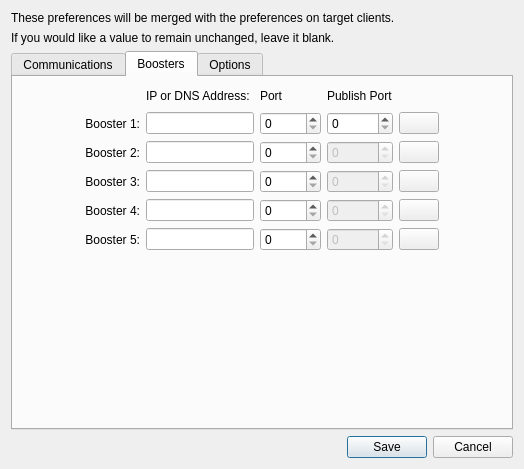
fw-dev/translations, file QtSuperPrefsEditor/prefseditordlg.ui: the form before one commit.
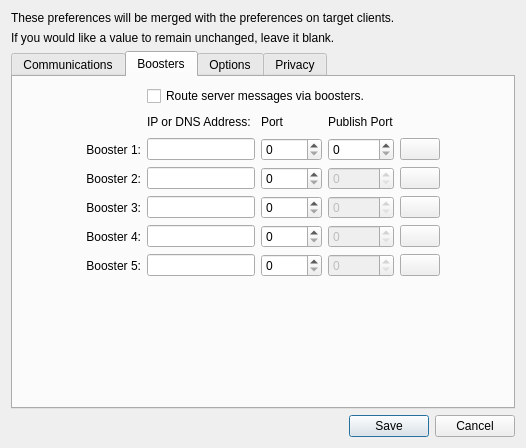
The form after the commit. The open tabs and pages were chosen to show the change. Custom widgets are drawn as their Qt base class.

What changed in the file:
```diff
--- a/QtSuperPrefsEditor/prefseditordlg.ui
+++ b/QtSuperPrefsEditor/prefseditordlg.ui
@@ -6,8 +6,8 @@
    <rect>
     <x>0</x>
     <y>0</y>
-    <width>524</width>
-    <height>469</height>
+    <width>526</width>
+    <height>448</height>
    </rect>
   </property>
   <property name="windowTitle">
@@ -174,11 +174,6 @@
        </item>
        <item row="6" column="3">
         <widget class="QLabel" name="smallLabelVNCSrvPort">
-         <property name="font">
-          <font>
-           <pointsize>13</pointsize>
-          </font>
-         </property>
          <property name="text">
           <string>ex. 20031</string>
          </property>
@@ -226,11 +221,6 @@
        </item>
        <item row="5" column="3">
         <widget class="QLabel" name="smallLabelVNCRelayPort">
-         <property name="font">
-          <font>
-           <pointsize>13</pointsize>
-          </font>
-         </property>
          <property name="text">
           <string>ex. 20030</string>
          </property>
@@ -297,11 +287,6 @@
        </item>
        <item row="2" column="3">
         <widget class="QLabel" name="smallLabelSrvPubPort">
-         <property name="font">
-          <font>
-           <pointsize>13</pointsize>
-          </font>
-         </property>
          <property name="text">
           <string>ex. 20005</string>
          </property>
@@ -314,43 +299,27 @@
        <string>Boosters</string>
       </attribute>
       <layout class="QGridLayout" name="gridLayout_2">
-       <item row="6" column="3">
-        <widget class="QSpinBox" name="spinBoxBoosterPort5">
-         <property name="specialValueText">
-          <string/>
+       <item row="4" column="4">
+        <widget class="QSpinBox" name="boosterPubPort2">
+         <property name="enabled">
+          <bool>false</bool>
          </property>
          <property name="maximum">
           <number>65535</number>
          </property>
         </widget>
        </item>
-       <item row="0" column="3">
-        <widget class="QLabel" name="label_12">
-         <property name="text">
-          <string>Port</string>
+       <item row="6" column="4">
+        <widget class="QSpinBox" name="boosterPubPort4">
+         <property name="enabled">
+          <bool>false</bool>
          </property>
-        </widget>
-       </item>
-       <item row="5" column="2">
-        <widget class="QLineEdit" name="lineEditBoosterAddress4"/>
-       </item>
-       <item row="3" column="2">
-        <widget class="QLineEdit" name="lineEditBoosterAddress2"/>
-       </item>
-       <item row="1" column="3">
-        <widget class="QSpinBox" name="spinBoxBoosterPort1">
-         <property name="specialValueText">
-          <string/>
-         </property>
          <property name="maximum">
           <number>65535</number>
          </property>
         </widget>
        </item>
-       <item row="1" column="2">
-        <widget class="QLineEdit" name="lineEditBoosterAddress1"/>
-       </item>
-       <item row="4" column="1">
+       <item row="5" column="1">
         <widget class="QLabel" name="label_15">
          <property name="text">
           <string>Booster 3:</string>
@@ -363,23 +332,46 @@
          </property>
         </widget>
        </item>
-       <item row="4" column="2">
+       <item row="4" column="5">
+        <widget class="BonjourServiceView" name="bonjourViewBooster2">
+         <property name="sizePolicy">
+          <sizepolicy hsizetype="Fixed" vsizetype="Fixed">
+           <horstretch>0</horstretch>
+           <verstretch>0</verstretch>
+          </sizepolicy>
+         </property>
+         <property name="text">
+          <string/>
+         </property>
+        </widget>
+       </item>
+       <item row="5" column="2">
         <widget class="QLineEdit" name="lineEditBoosterAddress3"/>
        </item>
-       <item row="3" column="1">
-        <widget class="QLabel" name="label_14">
+       <item row="2" column="2">
+        <widget class="QLineEdit" name="lineEditBoosterAddress1"/>
+       </item>
+       <item row="7" column="3">
+        <widget class="QSpinBox" name="spinBoxBoosterPort5">
+         <property name="specialValueText">
+          <string/>
+         </property>
+         <property name="maximum">
+          <number>65535</number>
+         </property>
+        </widget>
+       </item>
+       <item row="1" column="3">
+        <widget class="QLabel" name="label_12">
          <property name="text">
-          <string>Booster 2:</string>
-         </property>
-         <property name="alignment">
-          <set>Qt::AlignRight|Qt::AlignTrailing|Qt::AlignVCenter</set>
-         </property>
-         <property name="buddy">
-          <cstring>lineEditBoosterAddress2</cstring>
+          <string>Port</string>
          </property>
         </widget>
        </item>
-       <item row="1" column="5">
+       <item row="6" column="2">
+        <widget class="QLineEdit" name="lineEditBoosterAddress4"/>
+       </item>
+       <item row="2" column="5">
         <widget class="BonjourServiceView" name="bonjourViewBooster1">
          <property name="sizePolicy">
           <sizepolicy hsizetype="Fixed" vsizetype="Fixed">
@@ -392,10 +384,47 @@
          </property>
         </widget>
        </item>
-       <item row="6" column="2">
-        <widget class="QLineEdit" name="lineEditBoosterAddress5"/>
+       <item row="7" column="4">
+        <widget class="QSpinBox" name="boosterPubPort5">
+         <property name="enabled">
+          <bool>false</bool>
+         </property>
+         <property name="maximum">
+          <number>65535</number>
+         </property>
+        </widget>
        </item>
-       <item row="6" column="1">
+       <item row="1" column="4">
+        <widget class="QLabel" name="label_33">
+         <property name="text">
+          <string>Publish Port</string>
+         </property>
+        </widget>
+       </item>
+       <item row="8" column="2">
+        <spacer name="verticalSpacer">
+         <property name="orientation">
+          <enum>Qt::Vertical</enum>
+         </property>
+         <property name="sizeHint" stdset="0">
+          <size>
+           <width>20</width>
+           <height>1</height>
+          </size>
+         </property>
+        </spacer>
+       </item>
+       <item row="4" column="3">
+        <widget class="QSpinBox" name="spinBoxBoosterPort2">
+         <property name="specialValueText">
+          <string/>
+         </property>
+         <property name="maximum">
+          <number>65535</number>
+         </property>
+        </widget>
+       </item>
+       <item row="7" column="1">
         <widget class="QLabel" name="label_17">
          <property name="text">
           <string>Booster 5:</string>
@@ -408,7 +437,7 @@
          </property>
         </widget>
        </item>
-       <item row="5" column="1">
+       <item row="6" column="1">
         <widget class="QLabel" name="label_16">
          <property name="text">
           <string>Booster 4:</string>
@@ -421,7 +450,7 @@
          </property>
         </widget>
        </item>
-       <item row="0" column="6">
+       <item row="1" column="6">
         <spacer name="horizontalSpacer_5">
          <property name="orientation">
           <enum>Qt::Horizontal</enum>
@@ -434,27 +463,7 @@
          </property>
         </spacer>
        </item>
-       <item row="3" column="3">
-        <widget class="QSpinBox" name="spinBoxBoosterPort2">
-         <property name="specialValueText">
-          <string/>
-         </property>
-         <property name="maximum">
-          <number>65535</number>
-         </property>
-        </widget>
-       </item>
        <item row="5" column="3">
-        <widget class="QSpinBox" name="spinBoxBoosterPort4">
-         <property name="specialValueText">
-          <string/>
-         </property>
-         <property name="maximum">
-          <number>65535</number>
-         </property>
-        </widget>
-       </item>
-       <item row="4" column="3">
         <widget class="QSpinBox" name="spinBoxBoosterPort3">
          <property name="specialValueText">
           <string/>
@@ -464,7 +473,17 @@
          </property>
         </widget>
        </item>
-       <item row="6" column="5">
+       <item row="6" column="3">
+        <widget class="QSpinBox" name="spinBoxBoosterPort4">
+         <property name="specialValueText">
+          <string/>
+         </property>
+         <property name="maximum">
+          <number>65535</number>
+         </property>
+        </widget>
+       </item>
+       <item row="7" column="5">
         <widget class="BonjourServiceView" name="bonjourViewBooster5">
          <property name="sizePolicy">
           <sizepolicy hsizetype="Fixed" vsizetype="Fixed">
@@ -477,46 +496,27 @@
          </property>
         </widget>
        </item>
-       <item row="5" column="5">
-        <widget class="BonjourServiceView" name="bonjourViewBooster4">
-         <property name="sizePolicy">
-          <sizepolicy hsizetype="Fixed" vsizetype="Fixed">
-           <horstretch>0</horstretch>
-           <verstretch>0</verstretch>
-          </sizepolicy>
+       <item row="1" column="0">
+        <spacer name="horizontalSpacer_6">
+         <property name="orientation">
+          <enum>Qt::Horizontal</enum>
          </property>
-         <property name="text">
-          <string/>
+         <property name="sizeHint" stdset="0">
+          <size>
+           <width>1</width>
+           <height>20</height>
+          </size>
          </property>
-        </widget>
+        </spacer>
        </item>
-       <item row="3" column="5">
-        <widget class="BonjourServiceView" name="bonjourViewBooster2">
-         <property name="sizePolicy">
-          <sizepolicy hsizetype="Fixed" vsizetype="Fixed">
-           <horstretch>0</horstretch>
-           <verstretch>0</verstretch>
-          </sizepolicy>
+       <item row="2" column="4">
+        <widget class="QSpinBox" name="boosterPubPort1">
+         <property name="maximum">
+          <number>65535</number>
          </property>
-         <property name="text">
-          <string/>
-         </property>
         </widget>
        </item>
-       <item row="4" column="5">
-        <widget class="BonjourServiceView" name="bonjourViewBooster3">
-         <property name="sizePolicy">
-          <sizepolicy hsizetype="Fixed" vsizetype="Fixed">
-           <horstretch>0</horstretch>
-           <verstretch>0</verstretch>
-          </sizepolicy>
-         </property>
-         <property name="text">
-          <string/>
-         </property>
-        </widget>
-       </item>
-       <item row="1" column="1">
+       <item row="2" column="1">
         <widget class="QLabel" name="label_13">
          <property name="text">
           <string>Booster 1:</string>
@@ -529,90 +529,85 @@
          </property>
         </widget>
        </item>
-       <item row="0" column="2">
+       <item row="5" column="4">
+        <widget class="QSpinBox" name="boosterPubPort3">
+         <property name="enabled">
+          <bool>false</bool>
+         </property>
+         <property name="maximum">
+          <number>65535</number>
+         </property>
+        </widget>
+       </item>
+       <item row="7" column="2">
+        <widget class="QLineEdit" name="lineEditBoosterAddress5"/>
+       </item>
+       <item row="4" column="1">
+        <widget class="QLabel" name="label_14">
+         <property name="text">
+          <string>Booster 2:</string>
+         </property>
+         <property name="alignment">
+          <set>Qt::AlignRight|Qt::AlignTrailing|Qt::AlignVCenter</set>
+         </property>
+         <property name="buddy">
+          <cstring>lineEditBoosterAddress2</cstring>
+         </property>
+        </widget>
+       </item>
+       <item row="6" column="5">
+        <widget class="BonjourServiceView" name="bonjourViewBooster4">
+         <property name="sizePolicy">
+          <sizepolicy hsizetype="Fixed" vsizetype="Fixed">
+           <horstretch>0</horstretch>
+           <verstretch>0</verstretch>
+          </sizepolicy>
+         </property>
+         <property name="text">
+          <string/>
+         </property>
+        </widget>
+       </item>
+       <item row="1" column="2">
         <widget class="QLabel" name="label_11">
          <property name="text">
           <string>IP or DNS Address:</string>
          </property>
         </widget>
        </item>
-       <item row="7" column="2">
-        <spacer name="verticalSpacer">
-         <property name="orientation">
-          <enum>Qt::Vertical</enum>
+       <item row="5" column="5">
+        <widget class="BonjourServiceView" name="bonjourViewBooster3">
+         <property name="sizePolicy">
+          <sizepolicy hsizetype="Fixed" vsizetype="Fixed">
+           <horstretch>0</horstretch>
+           <verstretch>0</verstretch>
+          </sizepolicy>
          </property>
-         <property name="sizeHint" stdset="0">
-          <size>
-           <width>20</width>
-           <height>1</height>
-          </size>
+         <property name="text">
+          <string/>
          </property>
-        </spacer>
-       </item>
-       <item row="0" column="0">
-        <spacer name="horizontalSpacer_6">
-         <property name="orientation">
-          <enum>Qt::Horizontal</enum>
-         </property>
-         <property name="sizeHint" stdset="0">
-          <size>
-           <width>1</width>
-           <height>20</height>
-          </size>
-         </property>
-        </spacer>
-       </item>
-       <item row="1" column="4">
-        <widget class="QSpinBox" name="boosterPubPort1">
-         <property name="maximum">
-          <number>65535</number>
-         </property>
         </widget>
        </item>
-       <item row="3" column="4">
-        <widget class="QSpinBox" name="boosterPubPort2">
-         <property name="enabled">
-          <bool>false</bool>
-         </property>
-         <property name="maximum">
-          <number>65535</number>
-         </property>
-        </widget>
+       <item row="4" column="2">
+        <widget class="QLineEdit" name="lineEditBoosterAddress2"/>
        </item>
-       <item row="4" column="4">
-        <widget class="QSpinBox" name="boosterPubPort3">
-         <property name="enabled">
-          <bool>false</bool>
+       <item row="2" column="3">
+        <widget class="QSpinBox" name="spinBoxBoosterPort1">
+         <property name="specialValueText">
+          <string/>
          </property>
          <property name="maximum">
           <number>65535</number>
          </property>
         </widget>
        </item>
-       <item row="5" column="4">
-        <widget class="QSpinBox" name="boosterPubPort4">
-         <property name="enabled">
-          <bool>false</bool>
-         </property>
-         <property name="maximum">
-          <number>65535</number>
-         </property>
-        </widget>
-       </item>
-       <item row="6" column="4">
-        <widget class="QSpinBox" name="boosterPubPort5">
-         <property name="enabled">
-          <bool>false</bool>
-         </property>
-         <property name="maximum">
-          <number>65535</number>
-         </property>
-        </widget>
-       </item>
-       <item row="0" column="4">
-        <widget class="QLabel" name="label_33">
+       <item row="0" column="2" colspan="3">
+        <widget class="QCheckBox" name="boosterRouting">
          <property name="text">
-          <string>Publish Port</string>
+          <string>Route server messages via boosters.</string>
+         </property>
+         <property name="tristate">
+          <bool>true</bool>
          </property>
         </widget>
        </item>
@@ -623,17 +618,7 @@
        <string>Options</string>
       </attribute>
       <layout class="QGridLayout" name="gridLayout_3">
-       <item row="0" column="2">
-        <widget class="QSpinBox" name="spinBoxDebugLevel">
-         <property name="specialValueText">
-          <string>_</string>
-         </property>
-         <property name="minimum">
-          <number>9</number>
-         </property>
-        </widget>
-       </item>
-       <item row="9" column="1">
+       <item row="7" column="1">
         <spacer name="verticalSpacer_2">
          <property name="orientation">
           <enum>Qt::Vertical</enum>
@@ -646,56 +631,50 @@
          </property>
         </spacer>
        </item>
-       <item row="7" column="1">
-        <widget class="QLabel" name="label_31">
-         <property name="text">
-          <string>Managed remote control:</string>
+       <item row="4" column="2" colspan="2">
+        <widget class="QLineEdit" name="lineEditPassword">
+         <property name="echoMode">
+          <enum>QLineEdit::Password</enum>
          </property>
-         <property name="alignment">
-          <set>Qt::AlignRight|Qt::AlignTrailing|Qt::AlignVCenter</set>
-         </property>
         </widget>
        </item>
-       <item row="0" column="0">
-        <spacer name="horizontalSpacer">
-         <property name="orientation">
-          <enum>Qt::Horizontal</enum>
+       <item row="3" column="3">
+        <widget class="QLabel" name="label_26">
+         <property name="text">
+          <string>MB</string>
          </property>
-         <property name="sizeHint" stdset="0">
-          <size>
-           <width>1</width>
-           <height>20</height>
-          </size>
-         </property>
-        </spacer>
+        </widget>
        </item>
-       <item row="0" column="1">
-        <widget class="QLabel" name="label_18">
+       <item row="2" column="3">
+        <widget class="QLabel" name="label_25">
          <property name="text">
-          <string>Debug Level:</string>
+          <string>minutes</string>
          </property>
-         <property name="alignment">
-          <set>Qt::AlignRight|Qt::AlignTrailing|Qt::AlignVCenter</set>
-         </property>
         </widget>
        </item>
-       <item row="2" column="1">
-        <widget class="QLabel" name="label_19">
+       <item row="6" column="1">
+        <widget class="QLabel" name="label_23">
          <property name="text">
-          <string>File Check Interval:</string>
+          <string>Priority:</string>
          </property>
          <property name="alignment">
           <set>Qt::AlignRight|Qt::AlignTrailing|Qt::AlignVCenter</set>
          </property>
         </widget>
        </item>
-       <item row="3" column="1">
-        <widget class="QLabel" name="label_20">
-         <property name="text">
-          <string>Free Space Margin:</string>
+       <item row="6" column="2">
+        <widget class="QSpinBox" name="spinBoxPriority">
+         <property name="specialValueText">
+          <string>_</string>
          </property>
-         <property name="alignment">
-          <set>Qt::AlignRight|Qt::AlignTrailing|Qt::AlignVCenter</set>
+         <property name="minimum">
+          <number>-21</number>
+         </property>
+         <property name="maximum">
+          <number>20</number>
+         </property>
+         <property name="value">
+          <number>-21</number>
          </property>
         </widget>
        </item>
@@ -719,38 +698,18 @@
          </property>
         </widget>
        </item>
-       <item row="6" column="1">
-        <widget class="QLabel" name="label_23">
-         <property name="text">
-          <string>Priority:</string>
+       <item row="0" column="4">
+        <spacer name="horizontalSpacer_2">
+         <property name="orientation">
+          <enum>Qt::Horizontal</enum>
          </property>
-         <property name="alignment">
-          <set>Qt::AlignRight|Qt::AlignTrailing|Qt::AlignVCenter</set>
+         <property name="sizeHint" stdset="0">
+          <size>
+           <width>1</width>
+           <height>20</height>
+          </size>
          </property>
-        </widget>
-       </item>
-       <item row="2" column="2">
-        <widget class="QSpinBox" name="spinBoxFileCheckInterval">
-         <property name="specialValueText">
-          <string>_</string>
-         </property>
-         <property name="minimum">
-          <number>14</number>
-         </property>
-         <property name="maximum">
-          <number>43200</number>
-         </property>
-         <property name="value">
-          <number>14</number>
-         </property>
-        </widget>
-       </item>
-       <item row="2" column="3">
-        <widget class="QLabel" name="label_25">
-         <property name="text">
-          <string>minutes</string>
-         </property>
-        </widget>
+        </spacer>
        </item>
        <item row="3" column="2">
         <widget class="QSpinBox" name="spinBoxFreeSpaceMargin">
@@ -765,6 +724,22 @@
          </property>
         </widget>
        </item>
+       <item row="2" column="2">
+        <widget class="QSpinBox" name="spinBoxFileCheckInterval">
+         <property name="specialValueText">
+          <string>_</string>
+         </property>
+         <property name="minimum">
+          <number>14</number>
+         </property>
+         <property name="maximum">
+          <number>43200</number>
+         </property>
+         <property name="value">
+          <number>14</number>
+         </property>
+        </widget>
+       </item>
        <item row="5" column="2" colspan="2">
         <widget class="QLineEdit" name="lineEditVerifyPassword">
          <property name="echoMode">
@@ -772,38 +747,48 @@
          </property>
         </widget>
        </item>
-       <item row="3" column="3">
-        <widget class="QLabel" name="label_26">
+       <item row="2" column="1">
+        <widget class="QLabel" name="label_19">
          <property name="text">
-          <string>MB</string>
+          <string>File Check Interval:</string>
          </property>
+         <property name="alignment">
+          <set>Qt::AlignRight|Qt::AlignTrailing|Qt::AlignVCenter</set>
+         </property>
         </widget>
        </item>
-       <item row="4" column="2" colspan="2">
-        <widget class="QLineEdit" name="lineEditPassword">
-         <property name="echoMode">
-          <enum>QLineEdit::Password</enum>
+       <item row="3" column="1">
+        <widget class="QLabel" name="label_20">
+         <property name="text">
+          <string>Free Space Margin:</string>
          </property>
+         <property name="alignment">
+          <set>Qt::AlignRight|Qt::AlignTrailing|Qt::AlignVCenter</set>
+         </property>
         </widget>
        </item>
-       <item row="6" column="2">
-        <widget class="QSpinBox" name="spinBoxPriority">
+       <item row="0" column="1">
+        <widget class="QLabel" name="label_18">
+         <property name="text">
+          <string>Debug Level:</string>
+         </property>
+         <property name="alignment">
+          <set>Qt::AlignRight|Qt::AlignTrailing|Qt::AlignVCenter</set>
+         </property>
+        </widget>
+       </item>
+       <item row="0" column="2">
+        <widget class="QSpinBox" name="spinBoxDebugLevel">
          <property name="specialValueText">
           <string>_</string>
          </property>
          <property name="minimum">
-          <number>-21</number>
-         </property>
-         <property name="maximum">
-          <number>20</number>
-         </property>
-         <property name="value">
-          <number>-21</number>
+          <number>9</number>
          </property>
         </widget>
        </item>
-       <item row="0" column="4">
-        <spacer name="horizontalSpacer_2">
+       <item row="0" column="0">
+        <spacer name="horizontalSpacer">
          <property name="orientation">
           <enum>Qt::Horizontal</enum>
          </property>
@@ -815,35 +800,116 @@
          </property>
         </spacer>
        </item>
-       <item row="8" column="1">
-        <widget class="QLabel" name="label_32">
-         <property name="text">
-          <string>Prompt client for remote control access:</string>
+      </layout>
+     </widget>
+     <widget class="QWidget" name="tab_4">
+      <attribute name="title">
+       <string>Privacy</string>
+      </attribute>
+      <layout class="QVBoxLayout" name="verticalLayout_2">
+       <item>
+        <widget class="QGroupBox" name="groupBox">
+         <property name="title">
+          <string>Personal Data</string>
          </property>
-         <property name="alignment">
-          <set>Qt::AlignRight|Qt::AlignTrailing|Qt::AlignVCenter</set>
-         </property>
+         <layout class="QGridLayout" name="gridLayout_5">
+          <item row="2" column="2">
+           <spacer name="horizontalSpacer_7">
+            <property name="orientation">
+             <enum>Qt::Horizontal</enum>
+            </property>
+            <property name="sizeHint" stdset="0">
+             <size>
+              <width>40</width>
+              <height>20</height>
+             </size>
+            </property>
+           </spacer>
+          </item>
+          <item row="2" column="0">
+           <widget class="QLabel" name="label_29">
+            <property name="text">
+             <string>Location refresh interval:</string>
+            </property>
+           </widget>
+          </item>
+          <item row="1" column="0" colspan="2">
+           <widget class="QCheckBox" name="disablePersonalData">
+            <property name="text">
+             <string>Disable personal data collection</string>
+            </property>
+            <property name="tristate">
+             <bool>true</bool>
+            </property>
+           </widget>
+          </item>
+          <item row="2" column="1">
+           <widget class="QComboBox" name="cbLocationRefresh"/>
+          </item>
+          <item row="0" column="0" colspan="3">
+           <widget class="QLabel" name="label_27">
+            <property name="text">
+             <string>&lt;html&gt;&lt;head/&gt;&lt;body&gt;&lt;p&gt;&lt;span style=&quot; font-style:italic;&quot;&gt;Collecting personal data may be disabled at an organization level. &lt;/span&gt;&lt;/p&gt;&lt;/body&gt;&lt;/html&gt;</string>
+            </property>
+           </widget>
+          </item>
+         </layout>
         </widget>
        </item>
-       <item row="7" column="2">
-        <widget class="QCheckBox" name="checkBoxVNCManaged">
-         <property name="text">
-          <string/>
+       <item>
+        <widget class="QGroupBox" name="groupBox_2">
+         <property name="title">
+          <string>Observe Client</string>
          </property>
-         <property name="tristate">
-          <bool>true</bool>
-         </property>
+         <layout class="QGridLayout" name="gridLayout_4">
+          <item row="1" column="0" colspan="2">
+           <widget class="QCheckBox" name="checkBoxVNCPromptClient">
+            <property name="text">
+             <string>Prompt client for remote control access</string>
+            </property>
+            <property name="tristate">
+             <bool>true</bool>
+            </property>
+           </widget>
+          </item>
+          <item row="0" column="1">
+           <spacer name="horizontalSpacer_8">
+            <property name="orientation">
+             <enum>Qt::Horizontal</enum>
+            </property>
+            <property name="sizeHint" stdset="0">
+             <size>
+              <width>40</width>
+              <height>20</height>
+             </size>
+            </property>
+           </spacer>
+          </item>
+          <item row="0" column="0">
+           <widget class="QCheckBox" name="checkBoxVNCManaged">
+            <property name="text">
+             <string>Managed remote control</string>
+            </property>
+            <property name="tristate">
+             <bool>true</bool>
+            </property>
+           </widget>
+          </item>
+         </layout>
         </widget>
        </item>
-       <item row="8" column="2">
-        <widget class="QCheckBox" name="checkBoxVNCPromptClient">
-         <property name="text">
-          <string/>
+       <item>
+        <spacer name="verticalSpacer_4">
+         <property name="orientation">
+          <enum>Qt::Vertical</enum>
          </property>
-         <property name="tristate">
-          <bool>true</bool>
+         <property name="sizeHint" stdset="0">
+          <size>
+           <width>20</width>
+           <height>110</height>
+          </size>
          </property>
-        </widget>
+        </spacer>
        </item>
       </layout>
      </widget>
```
Left out of the diff: 3 changed lines with no effect on the pictures.
